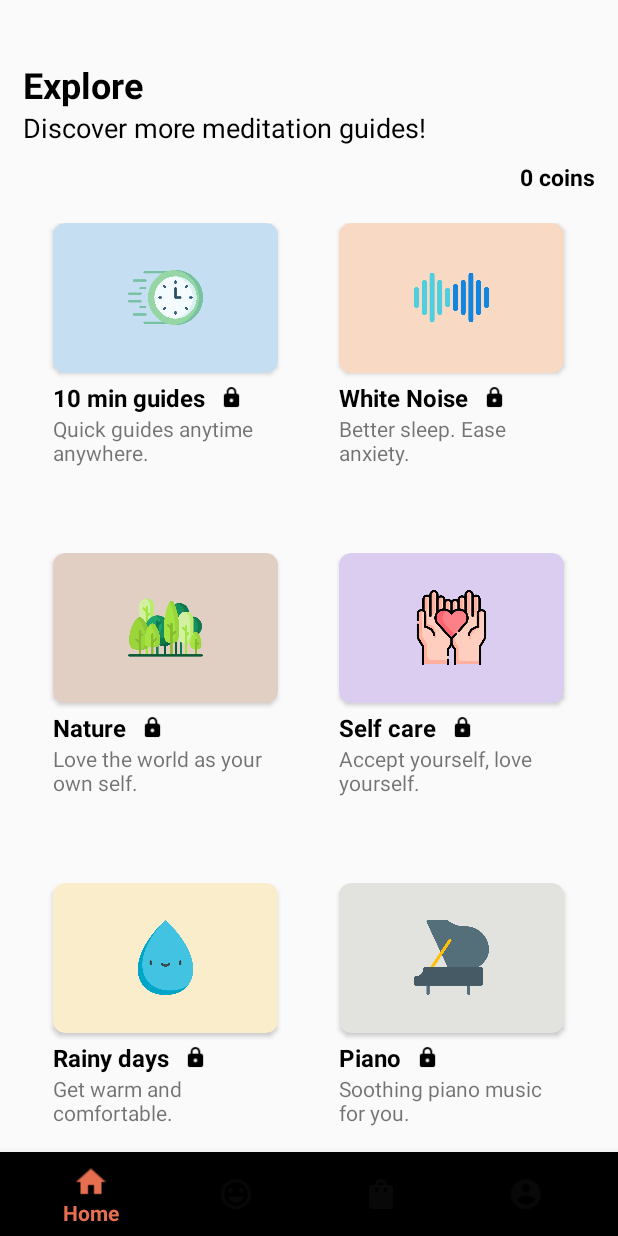
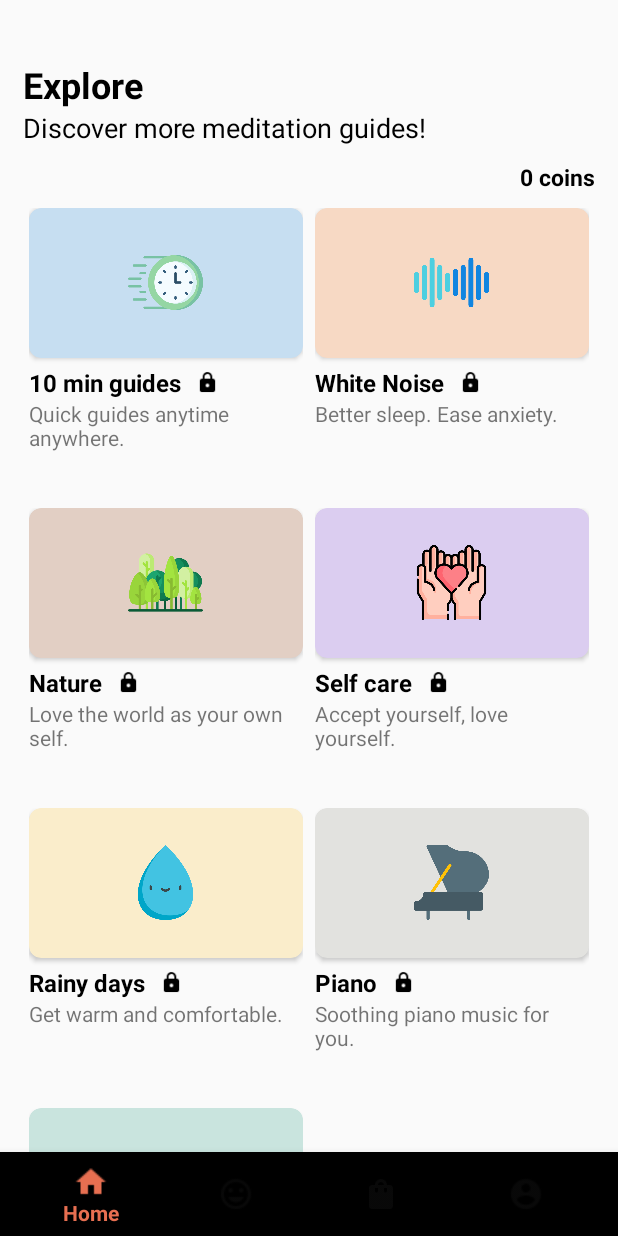
Before and after one commit to joelchunsheng/Meditate, an Android app: the fragment ShopFragment placed in its activity, on a phone screen of 412 x 824 dp. Run offline under Robolectric (Android 15) with nearby library versions, the light colour scheme and no system bars; our stand-ins replace Firebase (no records; nobody signed in at launch, a user with empty details on screens opened directly).

Commit message:
Edited activity UI

```diff
--- a/app/src/main/java/com/android/meditate/Register/RegisterActivity.java
+++ b/app/src/main/java/com/android/meditate/Register/RegisterActivity.java
@@ -80,6 +80,6 @@ public class RegisterActivity extends AppCompatActivity {
     }
 
     //TO DO
-    // Register
-    // save UID to shared pref
+    // Register code (Firebase auth)
+    // save UID to shared pref -> called upon successful user registration
 }
--- a/app/src/main/java/com/android/meditate/Shop/ShopItemAdapter.java
+++ b/app/src/main/java/com/android/meditate/Shop/ShopItemAdapter.java
@@ -5,6 +5,7 @@ import android.graphics.Color;
 import android.view.LayoutInflater;
 import android.view.View;
 import android.view.ViewGroup;
+import android.widget.LinearLayout;
 
 import androidx.annotation.NonNull;
 import androidx.recyclerview.widget.RecyclerView;
--- a/app/src/main/java/com/android/meditate/Username/UsernameActivity.java
+++ b/app/src/main/java/com/android/meditate/Username/UsernameActivity.java
@@ -41,6 +41,7 @@ public class UsernameActivity extends AppCompatActivity {
     }
 
     // TO DO
+    // retrieve UID from user shared pref
     // Save username to firestore
     // also save coins -> 100 and hours -> 0 to firestore
 
--- a/app/src/main/res/layout/fragment_mood.xml
+++ b/app/src/main/res/layout/fragment_mood.xml
@@ -21,7 +21,7 @@
             android:layout_width="match_parent"
             android:layout_height="wrap_content"
             android:layout_marginTop="40dp"
-            android:text="How are you \nfeeling today?"
+            android:text="How are you feeling today?"
             android:textColor="#000000"
             android:textSize="24sp"
             android:textStyle="bold" />
@@ -245,7 +245,7 @@
     <androidx.cardview.widget.CardView
         android:id="@+id/qnCard"
         android:layout_width="match_parent"
-        android:layout_height="200dp"
+        android:layout_height="180dp"
         android:layout_below="@id/qn2Txt"
         app:cardBackgroundColor="#EDEDEB"
         android:layout_marginTop="10dp"
--- a/app/src/main/res/layout/shopitem.xml
+++ b/app/src/main/res/layout/shopitem.xml
@@ -5,14 +5,13 @@
     android:layout_height="200dp"
     xmlns:app="http://schemas.android.com/apk/res-auto"
     android:orientation="vertical"
-    android:layout_margin="10dp"
+    android:layout_marginHorizontal="4dp"
    >
 
     <androidx.cardview.widget.CardView
         android:id="@+id/shopItemCard"
-        android:layout_width="150dp"
+        android:layout_width="match_parent"
         android:layout_height="100dp"
-
         app:cardCornerRadius="8dp"
         android:layout_gravity="center_horizontal"
         app:cardBackgroundColor="@color/colorPlatinum">
@@ -27,7 +26,7 @@
     </androidx.cardview.widget.CardView>
 
     <LinearLayout
-        android:layout_width="150dp"
+        android:layout_width="match_parent"
         android:layout_height="100dp"
         android:orientation="vertical"
         android:layout_gravity="center_horizontal"
```
Also changed, not shown: app/src/main/AndroidManifest.xml (+8 -8 lines), app/src/main/java/com/android/meditate/Login/LoginActivity.java (+5 -5 lines).
